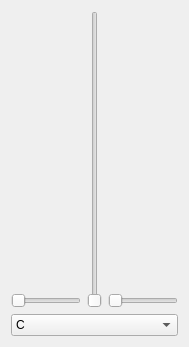
Before: the Qt Designer form src/ui/track_options.ui in ChivaTateo/Magic_Music_Composer, drawn with Qt 5.
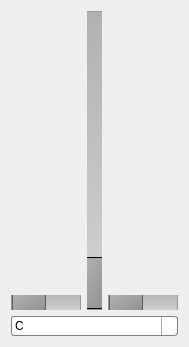
After: the same form once the commit is applied. Icons and pictures are not drawn.

Diff of the .ui file:
```diff
--- a/src/ui/track_options.ui
+++ b/src/ui/track_options.ui
@@ -17,6 +17,9 @@
    <iconset resource="../icons.qrc">
     <normaloff>:/images/icon.png</normaloff>:/images/icon.png</iconset>
   </property>
+  <property name="styleSheet">
+   <string notr="true"/>
+  </property>
   <layout class="QGridLayout" name="gridLayout">
    <property name="sizeConstraint">
     <enum>QLayout::SetNoConstraint</enum>
@@ -49,6 +52,25 @@
    </item>
    <item row="0" column="1" rowspan="2">
     <widget class="QSlider" name="size_slider">
+     <property name="styleSheet">
+      <string notr="true"> QSlider::groove:vertical {
+     background: qlineargradient(x1:0, y1:0, x2:0, y2:1, stop:0 #B1B1B1, stop:1  #D3D3D3);
+	 width: 20px;
+ border: 1px solid #999999;
+     position: absolute; /* абсолютная позиция в 4px слева и справа от виджета. установка полей виджета также будет работать... */
+     left: 4px; right: 4px;
+ }
+
+ QSlider::handle:vertical {
+     height: 50px;
+	 width: 20px;
+ border: 1px solid #000000;
+     background: qlineargradient(x1:0, y1:0, x2:1, y2:1, stop:0 #b4b4b4, stop:1 #8f8f8f);
+     margin: 0 -4px; /* расширяется наружу от бороздки */
+ }
+
+</string>
+     </property>
      <property name="orientation">
       <enum>Qt::Vertical</enum>
      </property>
@@ -59,6 +81,21 @@
      <property name="focusPolicy">
       <enum>Qt::StrongFocus</enum>
      </property>
+     <property name="styleSheet">
+      <string notr="true">QSlider::groove:horizontal {
+     border: 1px solid #999999;
+     height: 20px; /* по умолчанию бороздка расширяется до размеров ползунка. задав высоту она принимает фиксированный размер */
+     background: qlineargradient(x1:0, y1:0, x2:0, y2:1, stop:0 #B1B1B1, stop:1  #D3D3D3);
+     margin: 2px 0;
+ }
+ QSlider::handle:horizontal {
+     background: qlineargradient(x1:0, y1:0, x2:1, y2:1, stop:0 #b4b4b4, stop:1 #8f8f8f);
+     border: 1px solid #5c5c5c;
+     width: 32px;
+     margin: -2px 0; /* рукоятка располагается по умолчанию в прямоугольнике содержимого бороздки. Расширяется наружу от бороздки */
+     border-radius: 3px;
+ }</string>
+     </property>
      <property name="orientation">
       <enum>Qt::Horizontal</enum>
      </property>
@@ -66,9 +103,30 @@
    </item>
    <item row="1" column="2">
     <widget class="QSlider" name="end_slider">
+     <property name="sizePolicy">
+      <sizepolicy hsizetype="Expanding" vsizetype="Preferred">
+       <horstretch>0</horstretch>
+       <verstretch>0</verstretch>
+      </sizepolicy>
+     </property>
      <property name="focusPolicy">
       <enum>Qt::StrongFocus</enum>
      </property>
+     <property name="styleSheet">
+      <string notr="true">QSlider::groove:horizontal {
+     border: 1px solid #999999;
+     height: 20px; /* по умолчанию бороздка расширяется до размеров ползунка. задав высоту она принимает фиксированный размер */
+     background: qlineargradient(x1:0, y1:0, x2:0, y2:1, stop:0 #B1B1B1, stop:1 #D3D3D3);
+     margin: 2px 0;
+ }
+ QSlider::handle:horizontal {
+     background: qlineargradient(x1:0, y1:0, x2:1, y2:1, stop:0 #b4b4b4, stop:1 #8f8f8f);
+     border: 1px solid #5c5c5c;
+     width: 32px;
+     margin: -2px 0; /* рукоятка располагается по умолчанию в прямоугольнике содержимого бороздки. Расширяется наружу от бороздки */
+     border-radius: 3px;
+ }</string>
+     </property>
      <property name="orientation">
       <enum>Qt::Horizontal</enum>
      </property>
@@ -76,6 +134,54 @@
    </item>
    <item row="2" column="0" colspan="3">
     <widget class="QComboBox" name="tones_cb">
+     <property name="styleSheet">
+      <string notr="true"> QComboBox {
+     border: 1px solid gray;
+     border-radius: 3px;
+     padding: 1px 18px 1px 3px;
+     min-width: 6em;
+ }
+
+ QComboBox:editable {
+     background: white;
+ }
+
+ QComboBox:!editable, QComboBox::drop-down:editable {
+      background: qlineargradient(x1: 0, y1: 0, x2: 0, y2: 1,
+                                  stop: 0 #E1E1E1, stop: 0.4 #DDDDDD,
+                                  stop: 0.5 #D8D8D8, stop: 1.0 #D3D3D3);
+ }
+
+ /* QComboBox получает состояние &quot;on&quot; когда выпадающий список раскрыт */
+ QComboBox:!editable:on, QComboBox::drop-down:editable:on {
+     background: qlineargradient(x1: 0, y1: 0, x2: 0, y2: 1,
+                                 stop: 0 #D3D3D3, stop: 0.4 #D8D8D8,
+                                 stop: 0.5 #DDDDDD, stop: 1.0 #E1E1E1);
+ }
+
+ QComboBox:on { /* сдвиг текста когда выпадающий список раскрывается */
+     padding-top: 3px;
+     padding-left: 4px;
+ }
+
+ QComboBox::drop-down {
+     subcontrol-origin: padding;
+     subcontrol-position: top right;
+     width: 15px;
+
+     border-left-width: 1px;
+     border-left-color: darkgray;
+     border-left-style: solid; /* только одна линия */
+     border-top-right-radius: 3px; /* тот же радиус закругления что и у QComboBox */
+     border-bottom-right-radius: 3px;
+ }
+
+
+ QComboBox::down-arrow:on { /* сдвиг стрелки когда выпадающий список раскрывается */
+     top: 1px;
+     left: 1px;
+ }</string>
+     </property>
      <property name="editable">
       <bool>false</bool>
      </property>
```
Left out of the diff: 2 changed lines with no effect on the pictures.
